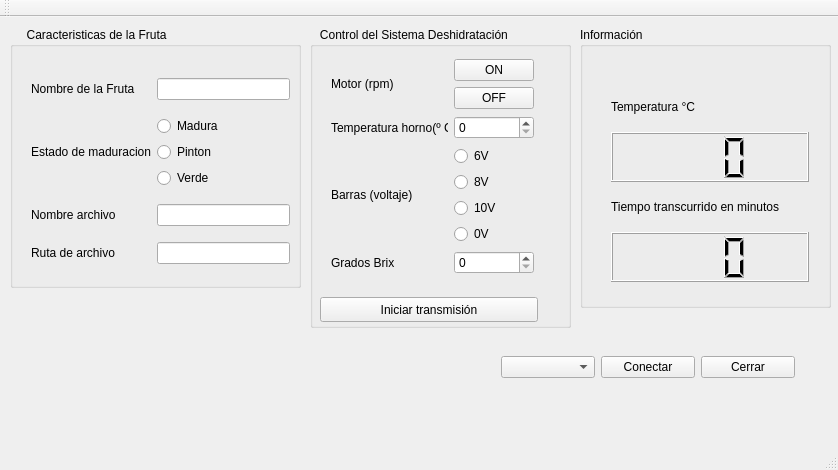
First picture: the form in mainwindow.ui, repository arenas10/proyecto_JulioArenasQt, before the edit.
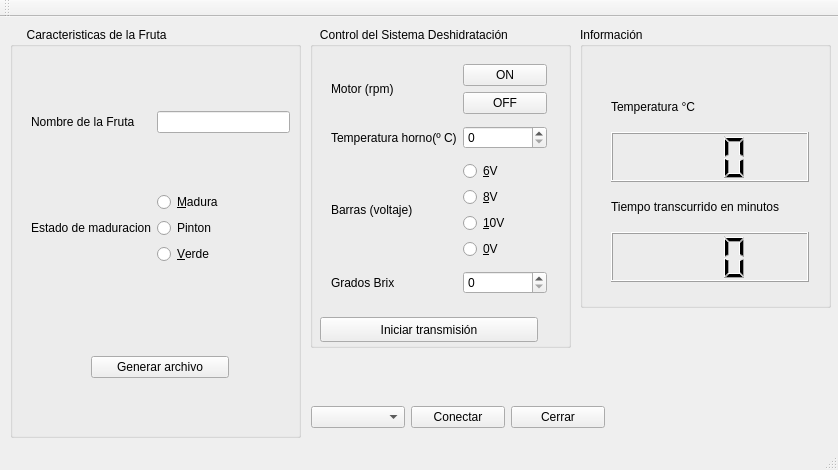
Second picture: the form after the edit. Icons and pictures are not drawn.

Commit message: Agregado boton de guardado con busqueda de directorio a través de interfaz

What changed in the file:
```diff
--- a/mainwindow.ui
+++ b/mainwindow.ui
@@ -20,7 +20,7 @@
       <x>10</x>
       <y>10</y>
       <width>291</width>
-      <height>261</height>
+      <height>411</height>
      </rect>
     </property>
     <property name="title">
@@ -30,45 +30,18 @@
      <property name="geometry">
       <rect>
        <x>10</x>
-       <y>30</y>
+       <y>20</y>
        <width>281</width>
-       <height>231</height>
+       <height>281</height>
       </rect>
      </property>
      <layout class="QGridLayout" name="gridLayout">
-      <item row="0" column="1">
-       <widget class="QLineEdit" name="fruta"/>
-      </item>
-      <item row="2" column="0">
-       <widget class="QLabel" name="label_4">
-        <property name="text">
-         <string>Nombre archivo</string>
-        </property>
-       </widget>
-      </item>
-      <item row="2" column="1">
-       <widget class="QLineEdit" name="filename"/>
-      </item>
-      <item row="1" column="0">
-       <widget class="QLabel" name="label_2">
-        <property name="text">
-         <string>Estado de maduracion</string>
-        </property>
-       </widget>
-      </item>
-      <item row="0" column="0">
-       <widget class="QLabel" name="label">
-        <property name="text">
-         <string>Nombre de la Fruta</string>
-        </property>
-       </widget>
-      </item>
       <item row="1" column="1">
        <layout class="QVBoxLayout" name="verticalLayout">
         <item>
          <widget class="QRadioButton" name="frutaMadura">
           <property name="text">
-           <string>Madura</string>
+           <string>&amp;Madura</string>
           </property>
          </widget>
         </item>
@@ -82,21 +55,51 @@
         <item>
          <widget class="QRadioButton" name="frutaVerde">
           <property name="text">
-           <string>Verde</string>
+           <string>&amp;Verde</string>
           </property>
          </widget>
         </item>
        </layout>
       </item>
-      <item row="3" column="0">
-       <widget class="QLabel" name="label_8">
+      <item row="0" column="0">
+       <widget class="QLabel" name="label">
         <property name="text">
-         <string>Ruta de archivo</string>
+         <string>Nombre de la Fruta</string>
         </property>
        </widget>
       </item>
-      <item row="3" column="1">
-       <widget class="QLineEdit" name="route"/>
+      <item row="0" column="1">
+       <widget class="QLineEdit" name="fruta"/>
+      </item>
+      <item row="1" column="0">
+       <widget class="QLabel" name="label_2">
+        <property name="text">
+         <string>Estado de maduracion</string>
+        </property>
+       </widget>
+      </item>
+     </layout>
+    </widget>
+    <widget class="QWidget" name="verticalLayoutWidget">
+     <property name="geometry">
+      <rect>
+       <x>70</x>
+       <y>300</y>
+       <width>160</width>
+       <height>80</height>
+      </rect>
+     </property>
+     <layout class="QVBoxLayout" name="verticalLayout_4">
+      <item>
+       <widget class="QPushButton" name="pushButton_2">
+        <property name="text">
+         <string>Generar archivo</string>
+        </property>
+        <property name="icon">
+         <iconset>
+          <normaloff>calc.ico</normaloff>calc.ico</iconset>
+        </property>
+       </widget>
       </item>
      </layout>
     </widget>
@@ -107,7 +110,7 @@
       <x>310</x>
       <y>10</y>
       <width>261</width>
-      <height>301</height>
+      <height>321</height>
      </rect>
     </property>
     <property name="title">
@@ -118,8 +121,8 @@
       <rect>
        <x>10</x>
        <y>20</y>
-       <width>225</width>
-       <height>242</height>
+       <width>238</width>
+       <height>268</height>
       </rect>
      </property>
      <layout class="QGridLayout" name="gridLayout_2">
@@ -174,28 +177,28 @@
         <item>
          <widget class="QRadioButton" name="seis">
           <property name="text">
-           <string>6V</string>
+           <string>&amp;6V</string>
           </property>
          </widget>
         </item>
         <item>
          <widget class="QRadioButton" name="ocho">
           <property name="text">
-           <string>8V</string>
+           <string>&amp;8V</string>
           </property>
          </widget>
         </item>
         <item>
          <widget class="QRadioButton" name="die">
           <property name="text">
-           <string>10V</string>
+           <string>&amp;10V</string>
           </property>
          </widget>
         </item>
         <item>
          <widget class="QRadioButton" name="cero">
           <property name="text">
-           <string>0V</string>
+           <string>&amp;0V</string>
           </property>
          </widget>
         </item>
@@ -217,7 +220,7 @@
      <property name="geometry">
       <rect>
        <x>10</x>
-       <y>270</y>
+       <y>290</y>
        <width>218</width>
        <height>25</height>
       </rect>
@@ -295,8 +298,8 @@
    <widget class="QWidget" name="horizontalLayoutWidget">
     <property name="geometry">
      <rect>
-      <x>490</x>
-      <y>310</y>
+      <x>300</x>
+      <y>360</y>
       <width>316</width>
       <height>80</height>
      </rect>
```
Left out of the diff: 6 changed lines with no effect on the pictures. The commit also changes 6 other files.
